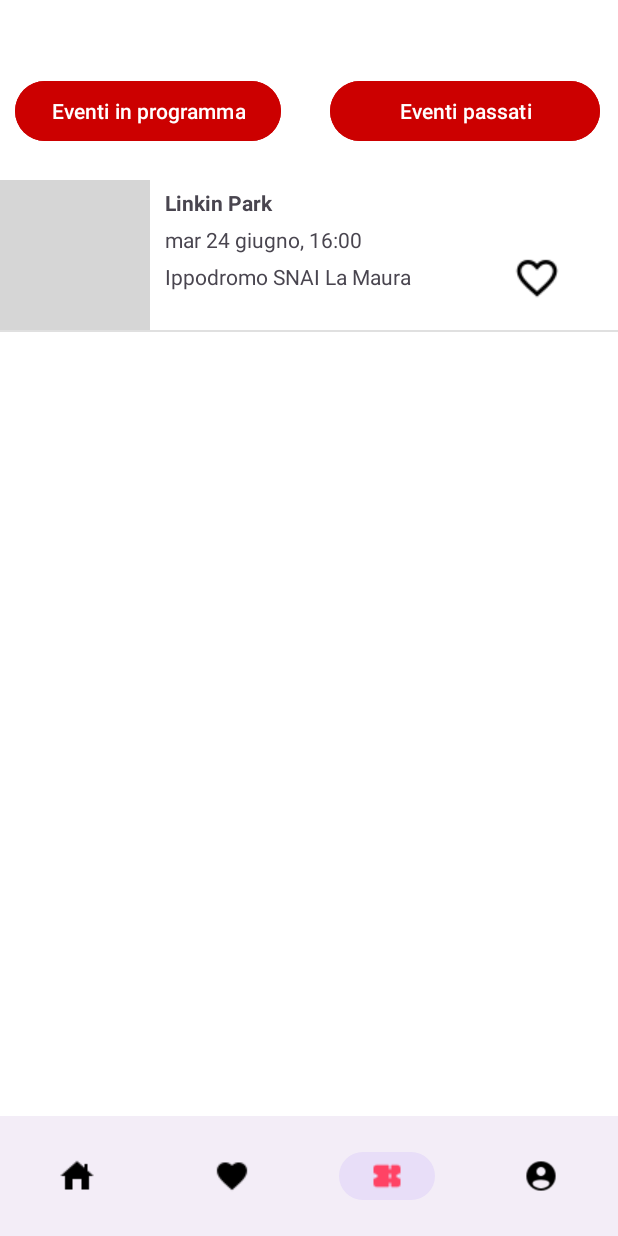
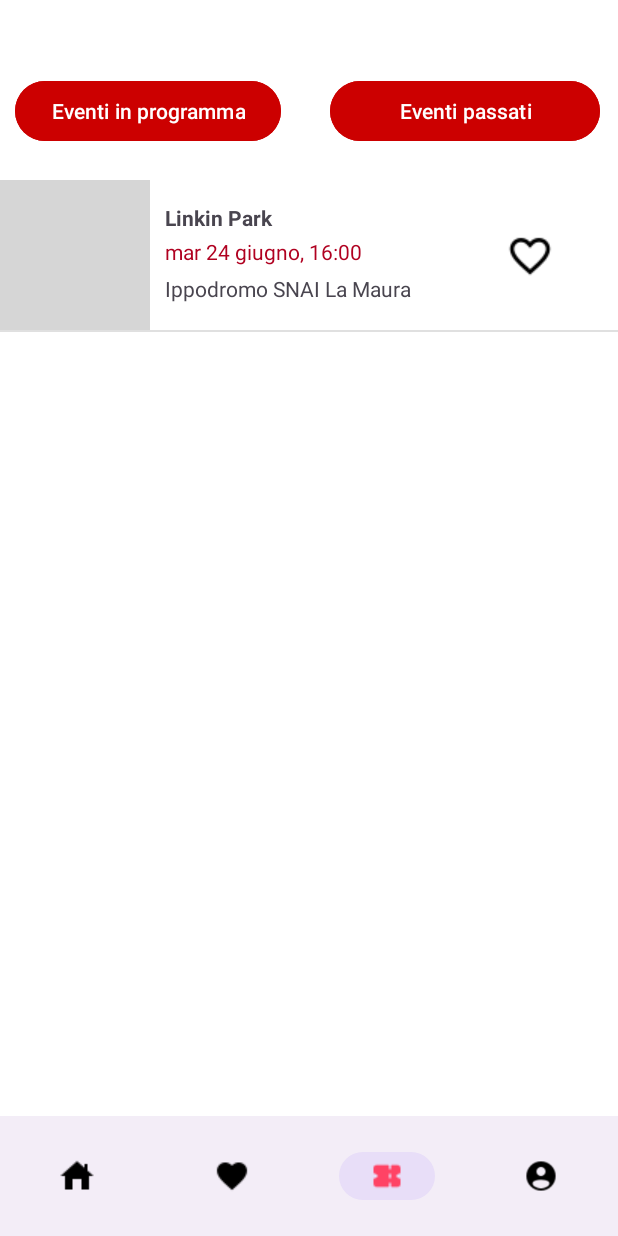
Before and after one commit to sanzaaaaaa/EventFinder, an Android app: the screen it shows after launch (MainActivity), item 3 of the bottom bar chosen, on a phone screen of 412 x 824 dp. Run offline under Robolectric (Android 15) with nearby library versions, the phone set to English and light mode, and no system bars; pictures from the network do not load; grey boxes are pictures that could not be loaded.

Commit message:
cambiato linear layout in relative layout della lista eventi lista eventi

```diff
--- a/EventFinder/app/src/main/res/layout/lista_eventi.xml
+++ b/EventFinder/app/src/main/res/layout/lista_eventi.xml
@@ -10,17 +10,18 @@
         android:layout_width="100dp"
         android:layout_height="100dp" />
 
-    <LinearLayout
-        android:layout_width="wrap_content"
+    <RelativeLayout
+        android:layout_width="match_parent"
         android:layout_height="100dp"
         android:orientation="vertical">
+
 
         <TextView
             android:id="@+id/eventiTitolo"
             android:layout_width="200dp"
             android:layout_height="wrap_content"
             android:layout_marginLeft="10dp"
-            android:layout_marginTop="5dp"
+            android:layout_marginTop="15dp"
             android:text="Titolo evento"
             android:textStyle="bold" />
 
@@ -29,27 +30,32 @@
             android:layout_width="200dp"
             android:layout_height="wrap_content"
             android:layout_marginLeft="10dp"
-            android:layout_marginTop="5dp"
-            android:text="giorno , ora" />
+            android:layout_below="@+id/eventiTitolo"
+            android:layout_marginTop="3dp"
+            android:text="giorno , ora"
+            android:textColor="@color/design_default_color_error" />
 
         <TextView
             android:id="@+id/eventiLuogo"
             android:layout_marginLeft="10dp"
             android:layout_marginTop="5dp"
+            android:layout_below="@+id/eventiData"
             android:layout_width="200dp"
             android:layout_height="wrap_content"
             android:text="luogo evento"/>
 
-    </LinearLayout>
+        <ImageButton
+            android:id="@+id/iconaPreferitiHome"
+            android:layout_width="wrap_content"
+            android:layout_height="30dp"
+            android:src="@drawable/ic_pref_not_filled"
+            android:backgroundTint="#00000000"
+            android:layout_marginTop="35dp"
+            android:layout_marginLeft="225dp"/>
 
-    <ImageButton
-        android:id="@+id/iconaPreferitiHome"
-        android:layout_width="wrap_content"
-        android:layout_height="30dp"
-        android:src="@drawable/ic_pref_not_filled"
-        android:backgroundTint="#00000000"
-        android:layout_marginTop="50dp"
-        android:layout_marginLeft="20dp"/>
+    </RelativeLayout>
+
+
 
 
 </LinearLayout>
```
